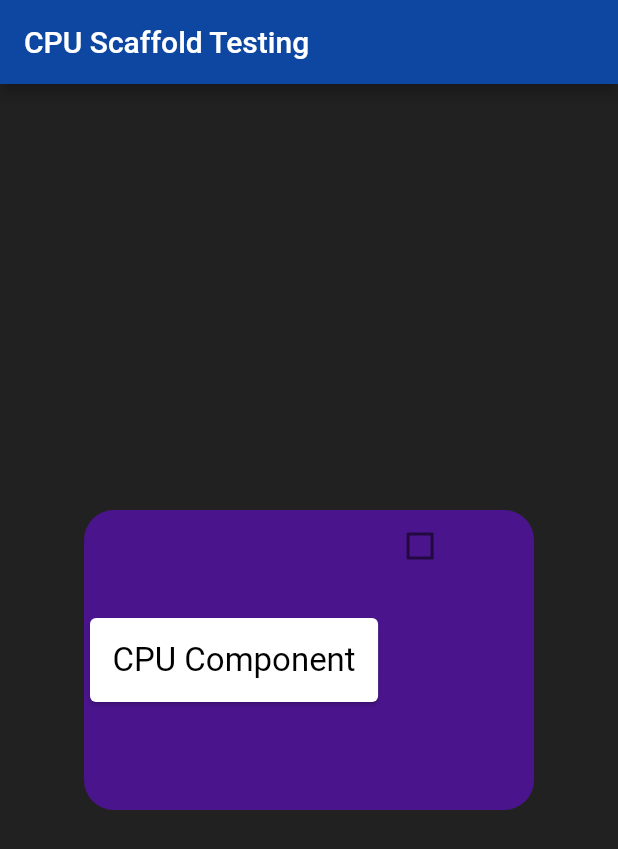
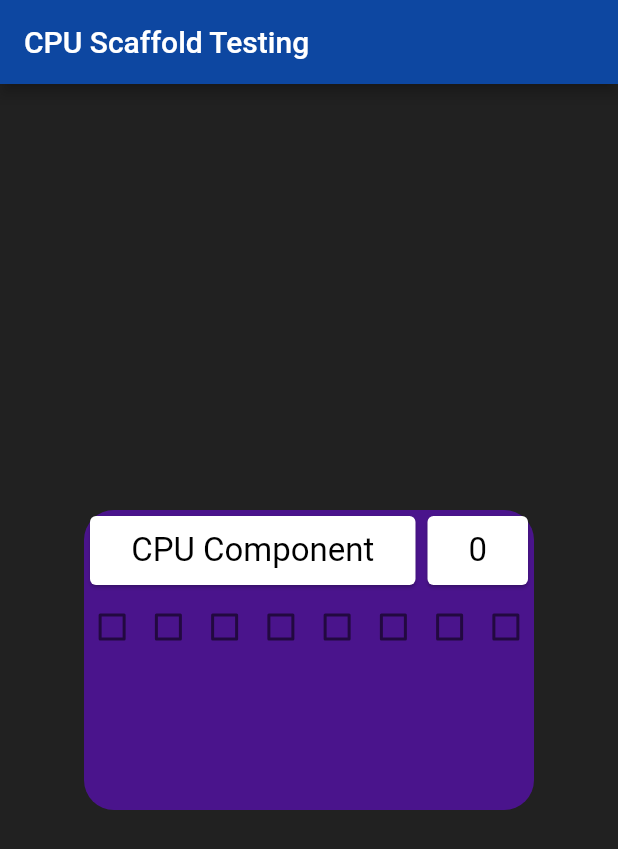
Before and after one commit to trylaarsdam/guitesting, a Flutter app: the screen it shows after launch, on a phone screen of 412 x 824 dp. Shown: the top 849 px of the screen. Run offline on Flutter 3.47's test engine with Material 2 defaults, Android fonts, the phone set to English and light mode, and no system bars.

Commit message:
layout w/ tooltips

```diff
--- a/flutterdesktop/lib/main.dart
+++ b/flutterdesktop/lib/main.dart
@@ -41,9 +41,22 @@ class MyHomePage extends StatefulWidget {
 
 class _MyHomePageState extends State<MyHomePage> {
 
+  bool _value0 = false;
+  void _value0Changed(bool value) => setState(() => _value0 = value);
   bool _value1 = false;
-
   void _value1Changed(bool value) => setState(() => _value1 = value);
+  bool _value2 = false;
+  void _value2Changed(bool value) => setState(() => _value2 = value);
+  bool _value3 = false;
+  void _value3Changed(bool value) => setState(() => _value3 = value);
+  bool _value4 = false;
+  void _value4Changed(bool value) => setState(() => _value4 = value);
+  bool _value5 = false;
+  void _value5Changed(bool value) => setState(() => _value5 = value);
+  bool _value6 = false;
+  void _value6Changed(bool value) => setState(() => _value6 = value);
+  bool _value7 = false;
+  void _value7Changed(bool value) => setState(() => _value7 = value);
 
   @override
   Widget build(BuildContext context) {
@@ -63,21 +76,67 @@ class _MyHomePageState extends State<MyHomePage> {
               color: Colors.purple[900],
               borderRadius: BorderRadius.all(Radius.circular(20.0))
             ),
-            child: new Row(
+            child: new Column(
               children: [
-                new Card(
-                  child: Padding(
-                    padding: EdgeInsets.all(15.0),
-                    child: new Text("CPU Component", style: TextStyle(color: Colors.black, fontSize:22), textAlign: TextAlign.center,)
-                  )
+                new Row(
+                  children: [
+                    new Expanded(
+                      child: new Card(
+                        child: Padding(
+                          padding: EdgeInsets.all(10.0),
+                          child: new Text("CPU Component", style: TextStyle(color: Colors.black, fontSize:22), textAlign: TextAlign.center,)
+                        )
+                      ),
+                    ),
+                    new SizedBox(
+                      width: 75,
+                      child:
+                        new Card(
+                          child: Padding(
+                            padding: EdgeInsets.all(10),
+                            child: new Text("0", style: TextStyle(color: Colors.black, fontSize:22), textAlign: TextAlign.center,)
+                          )
+                        )
+                    )
+                  ]
                 ),
-                new Column(
+
+                new Row(
                   children:[
-                    new Checkbox(value: _value1, onChanged:_value1Changed),
+                    new Expanded(
+                      child: new Checkbox(value: _value7, onChanged:_value7Changed),
+                    ),
+                    new Expanded(
+                      child: new Checkbox(value: _value6, onChanged:_value6Changed),
+                    ),
+                    new Expanded(
+                      child: new Checkbox(value: _value5, onChanged:_value5Changed),
+                    ),
+                    new Expanded(
+                      child: new Checkbox(value: _value4, onChanged:_value4Changed),
+                    ),
+                    new Expanded(
+                      child: new Checkbox(value: _value3, onChanged:_value3Changed),
+                    ),
+                    new Expanded(
+                      child: new Checkbox(value: _value2, onChanged:_value2Changed),
+                    ),
+                    new Expanded(
+                      child: Tooltip(
+                        message: 'CLR',
+                        child: new Checkbox(value: _value1, onChanged:_value1Changed),
+                      )
+                    ),
+                    new Expanded(
+                      child: Tooltip(
+                        message: 'OE',
+                        child: new Checkbox(value: _value0, onChanged:_value0Changed),
+                      )
+                    ),
                   ]
                 )
               ],
-            )
+            ),
           )
         )
       ),
```
